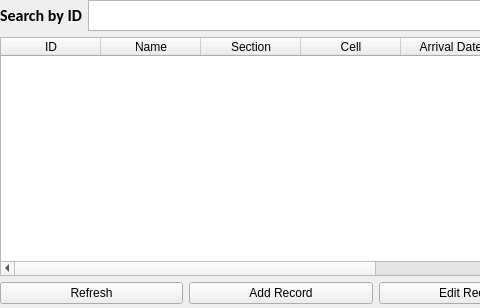
Qt form table.ui (AmirQadir/PrisonManagementSystem) before a commit; both pictures show x 0 to 480 and y 0 to 308 of the 757 by 308 pixel window.
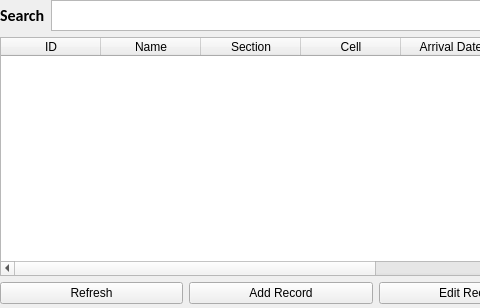
The same form after that commit.

The edit to the form file:
```diff
--- a/table.ui
+++ b/table.ui
@@ -36,7 +36,7 @@
          </font>
         </property>
         <property name="text">
-         <string>Search by ID</string>
+         <string>Search</string>
         </property>
        </widget>
       </item>
```
Left out of the diff: 2 changed lines with no effect on the pictures.
